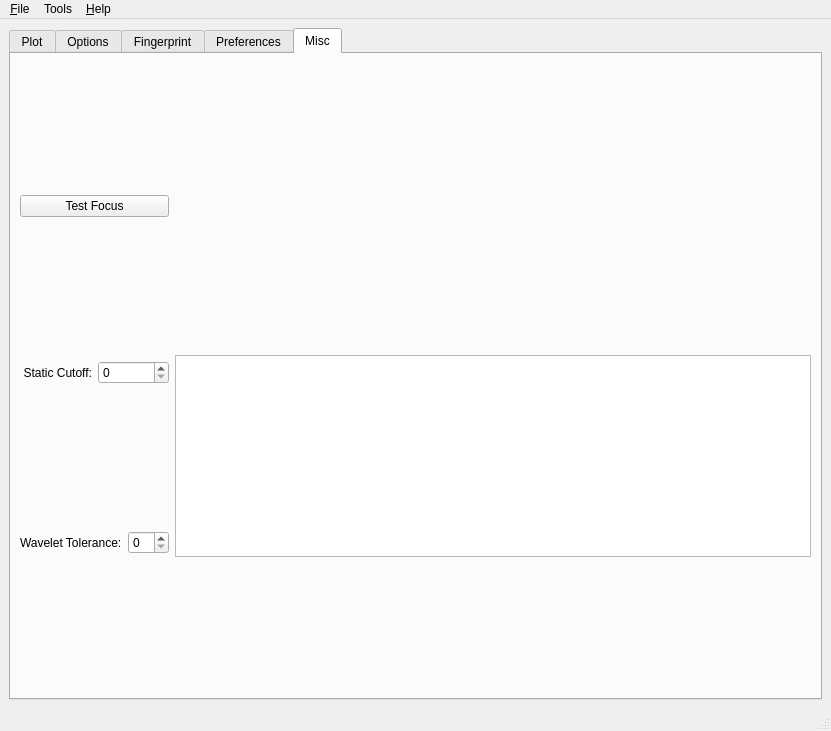
This is SimpleView/main.ui in mfitzp/toolz as Qt 5 draws it before an edit. The edited form follows.
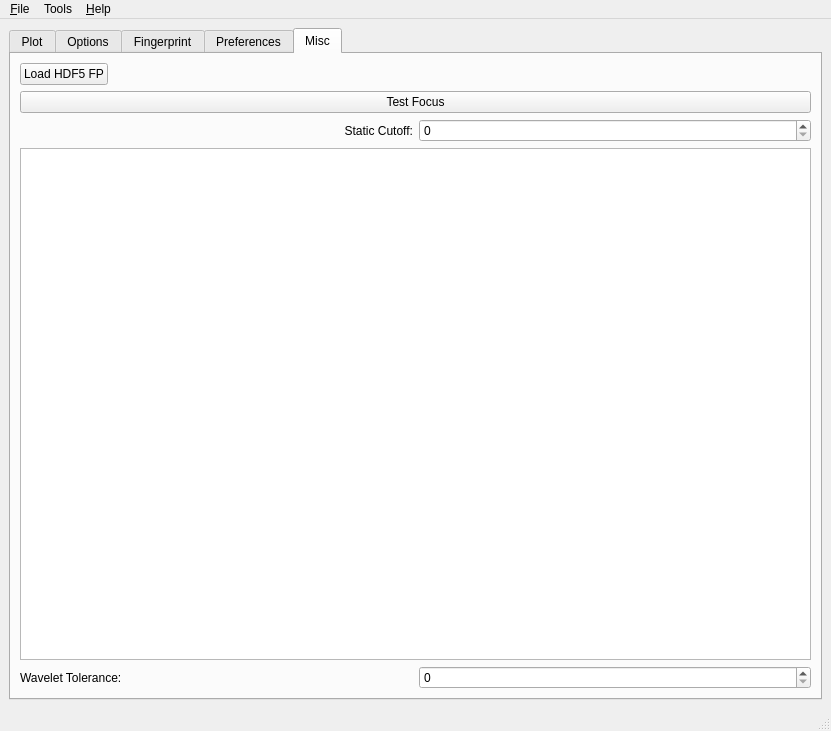
This is the edited form. The open tabs and pages were chosen to show the change. Icons and pictures are not drawn. Custom widgets are drawn as their Qt base class.

The edit to the form file:
```diff
--- a/SimpleView/main.ui
+++ b/SimpleView/main.ui
@@ -1495,8 +1495,39 @@
        <attribute name="title" >
         <string>Misc</string>
        </attribute>
-       <layout class="QGridLayout" >
-        <item row="1" column="0" >
+       <layout class="QVBoxLayout" >
+        <item>
+         <layout class="QHBoxLayout" >
+          <item>
+           <widget class="QPushButton" name="loadHDF5FP_Btn" >
+            <property name="text" >
+             <string>Load HDF5 FP</string>
+            </property>
+           </widget>
+          </item>
+          <item>
+           <spacer>
+            <property name="orientation" >
+             <enum>Qt::Horizontal</enum>
+            </property>
+            <property name="sizeHint" >
+             <size>
+              <width>40</width>
+              <height>20</height>
+             </size>
+            </property>
+           </spacer>
+          </item>
+         </layout>
+        </item>
+        <item>
+         <widget class="QPushButton" name="testFocus_Btn" >
+          <property name="text" >
+           <string>Test Focus</string>
+          </property>
+         </widget>
+        </item>
+        <item>
          <layout class="QHBoxLayout" >
           <item>
            <widget class="QLabel" name="test" >
@@ -1520,7 +1551,7 @@
           </item>
          </layout>
         </item>
-        <item rowspan="2" row="1" column="1" >
+        <item>
          <widget class="QTreeWidget" name="groupTreeWidget1" >
           <property name="selectionMode" >
            <enum>QAbstractItemView::ExtendedSelection</enum>
@@ -1546,7 +1577,7 @@
           </column>
          </widget>
         </item>
-        <item row="2" column="0" >
+        <item>
          <layout class="QHBoxLayout" >
           <item>
            <widget class="QLabel" name="label_18" >
@@ -1560,13 +1591,6 @@
           </item>
          </layout>
         </item>
-        <item row="0" column="0" >
-         <widget class="QPushButton" name="testFocus_Btn" >
-          <property name="text" >
-           <string>Test Focus</string>
-          </property>
-         </widget>
-        </item>
        </layout>
       </widget>
      </widget>
```
Left out of the diff: 12 changed lines with no effect on the pictures.
